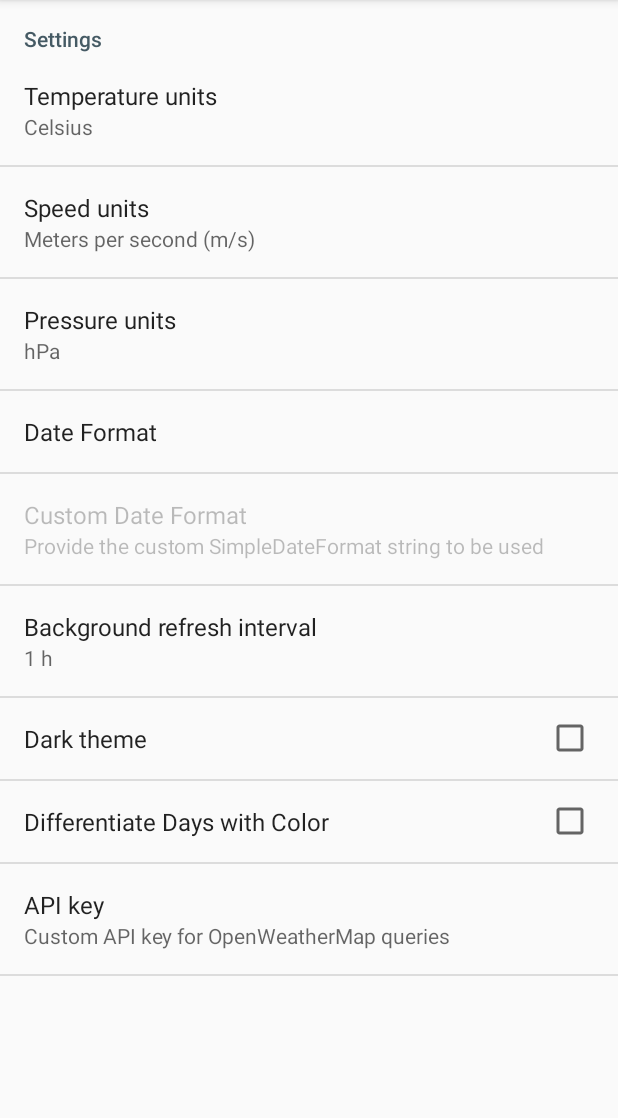
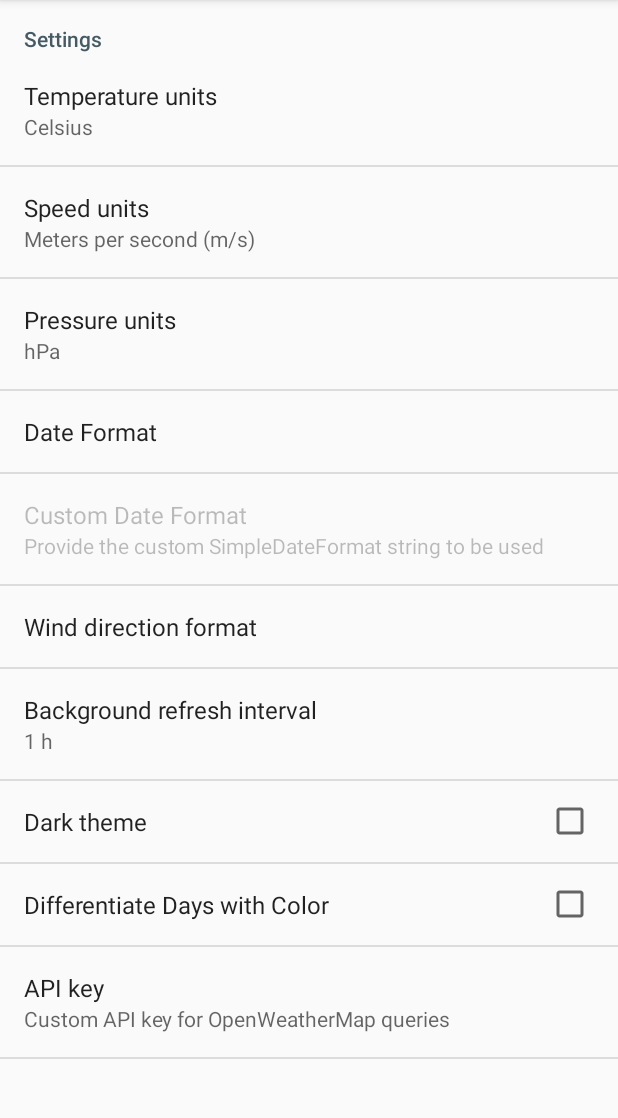
Before and after one commit to martykan/forecastie, an Android app: the screen it shows after launch (SettingsActivity), in the options menu, after a tap on "Settings", on a phone screen of 412 x 824 dp, the part 84-1202 px from its top. Run offline under Robolectric (Android 15) with nearby library versions, the phone set to English and light mode, and no system bars; 11 statements that could not run were skipped.

Commit message:
Wind direction: add arrows and settings

```diff
--- a/app/src/main/java/cz/martykan/forecastie/MainActivity.java
+++ b/app/src/main/java/cz/martykan/forecastie/MainActivity.java
@@ -421,7 +421,7 @@ public class MainActivity extends AppCompatActivity implements LocationListener
                     todayWeather.getDescription().substring(1));
         }
         todayWind.setText(getString(R.string.wind) + ": " + (wind + "").substring(0, (wind + "").indexOf(".") + 2) + " " +
-                localize(sp, "speedUnit", "m/s") + " " + todayWeather.getWindDirection().getLocalizedString(this));
+                localize(sp, "speedUnit", "m/s") + " " + getWindDirectionString(sp, this, todayWeather));
         todayPressure.setText(getString(R.string.pressure) + ": " + (pressure + "").substring(0, (pressure + "").indexOf(".") + 2) + " " +
                 localize(sp, "pressureUnit", "hPa"));
         todayHumidity.setText(getString(R.string.humidity) + ": " + todayWeather.getHumidity() + " %");
@@ -610,6 +610,17 @@ public class MainActivity extends AppCompatActivity implements LocationListener
             }
         }
         return result;
+    }
+
+    public static String getWindDirectionString(SharedPreferences sp, Context context, Weather weather) {
+        String pref = sp.getString("windDirectionFormat", null);
+        if("arrow".equals(pref)) {
+            return weather.getWindDirection(8).getArrow(context);
+        } else if("abbr".equals(pref)) {
+            return weather.getWindDirection().getLocalizedString(context);
+        }
+
+        return "";
     }
 
     void getCityByLocation() {
--- a/app/src/main/java/cz/martykan/forecastie/Weather.java
+++ b/app/src/main/java/cz/martykan/forecastie/Weather.java
@@ -34,6 +34,11 @@ public class Weather {
         public String getLocalizedString(Context context) {
             // usage of enum.ordinal() is not recommended, but whatever
             return context.getResources().getStringArray(R.array.windDirections)[ordinal()];
+        }
+
+        public String getArrow(Context context) {
+            // usage of enum.ordinal() is not recommended, but whatever
+            return context.getResources().getStringArray(R.array.windDirectionArrows)[ordinal() / 2];
         }
     }
 
@@ -115,6 +120,10 @@ public class Weather {
 
     public WindDirection getWindDirection() {
         return WindDirection.byDegree(windDirectionDegree);
+    }
+
+    public WindDirection getWindDirection(int numberOfDirections) {
+        return WindDirection.byDegree(windDirectionDegree, numberOfDirections);
     }
 
     public String getPressure() {
--- a/app/src/main/java/cz/martykan/forecastie/WeatherRecyclerAdapter.java
+++ b/app/src/main/java/cz/martykan/forecastie/WeatherRecyclerAdapter.java
@@ -130,7 +130,7 @@ public class WeatherRecyclerAdapter extends RecyclerView.Adapter<WeatherViewHold
         customViewHolder.itemIcon.setText(weatherItem.getIcon());
         customViewHolder.itemyWind.setText(context.getString(R.string.wind) + ": " + (wind + "").substring(0, (wind + "").indexOf(".") + 2) + " " +
                 MainActivity.localize(sp, context, "speedUnit", "m/s")
-                + " " + weatherItem.getWindDirection().getLocalizedString(context));
+                + " " + MainActivity.getWindDirectionString(sp, context, weatherItem));
         customViewHolder.itemPressure.setText(context.getString(R.string.pressure) + ": " + (pressure + "").substring(0, (pressure + "").indexOf(".") + 2) + " " +
                 MainActivity.localize(sp, context, "pressureUnit", "hPa"));
         customViewHolder.itemHumidity.setText(context.getString(R.string.humidity) + ": " + weatherItem.getHumidity() + " %");
--- a/app/src/main/java/cz/martykan/forecastie/WidgetProvider.java
+++ b/app/src/main/java/cz/martykan/forecastie/WidgetProvider.java
@@ -182,7 +182,7 @@ public class WidgetProvider extends AppWidgetProvider {
             remoteViews.setTextViewText(R.id.widgetTemperature, temperature.substring(0, temperature.indexOf(".") + 2) + " °" + sp.getString("unit", "C"));
             remoteViews.setTextViewText(R.id.widgetDescription, widgetWeather.getDescription().substring(0, 1).toUpperCase() + widgetWeather.getDescription().substring(1));
             remoteViews.setTextViewText(R.id.widgetWind, context.getString(R.string.wind) + ": " + (wind + "").substring(0, (wind + "").indexOf(".") + 2) + " " + sp.getString("speedUnit", "m/s")
-                    + " " + widgetWeather.getWindDirection().getLocalizedString(context));
+                    + " " + MainActivity.getWindDirectionString(sp, context, widgetWeather));
             remoteViews.setTextViewText(R.id.widgetPressure, context.getString(R.string.pressure) + ": " + (pressure + "").substring(0, (pressure + "").indexOf(".") + 2) + " " + sp.getString("pressureUnit", "hPa"));
             remoteViews.setTextViewText(R.id.widgetHumidity, context.getString(R.string.humidity) + ": " + widgetWeather.getHumidity() + " %");
             remoteViews.setImageViewBitmap(R.id.widgetIcon, buildUpdate(widgetWeather.getIcon(), context));
--- a/app/src/main/res/values/arrays.xml
+++ b/app/src/main/res/values/arrays.xml
@@ -50,6 +50,26 @@
         <item name="nw">@string/wind_direction_north_west</item>
         <item name="nnw">@string/wind_direction_north_north_west</item>
     </string-array>
+    <string-array name="windDirectionArrows">
+        <item name="n">&#x2193;</item>
+        <item name="ne">&#x2199;</item>
+        <item name="e">&#x2190;</item>
+        <item name="se">&#x2196;</item>
+        <item name="s">&#x2191;</item>
+        <item name="sw">&#x2197;</item>
+        <item name="w">&#x2192;</item>
+        <item name="nw">&#x2198;</item>
+    </string-array>
+    <string-array name="windDirectionFormats">
+        <item name="none">@string/wind_direction_format_none</item>
+        <item name="arrow">@string/wind_direction_format_arrows</item>
+        <item name="abbr">@string/wind_direction_format_abbreviations</item>
+    </string-array>
+    <string-array name="windDirectionFormatValues">
+        <item name="none">none</item>
+        <item name="arrow">arrow</item>
+        <item name="abbr">abbr</item>
+    </string-array>
 
     <string-array name="refreshIntervals">
         <item name="none">@string/settings_none</item>
--- a/app/src/main/res/values/strings.xml
+++ b/app/src/main/res/values/strings.xml
@@ -34,6 +34,7 @@
     <string name="setting_unit_mps">Meters per second (m/s)</string>
     <string name="setting_unit_kph">Kilometers per hour (kph)</string>
     <string name="setting_unit_mph">Miles per hour (mph)</string>
+    <string name="setting_wind_direction_format">Wind direction format</string>
     <string name="settings_none">None</string>
     <string name="setting_apiKey">API key</string>
     <string name="setting_apiKey_summary">Custom API key for OpenWeatherMap queries</string>
@@ -49,6 +50,10 @@
     <string name="speed_unit_mps">m/s</string>
     <string name="speed_unit_kph">kph</string>
     <string name="speed_unit_mph">mph</string>
+
+    <string name="wind_direction_format_none">No indication</string>
+    <string name="wind_direction_format_arrows">Arrows</string>
+    <string name="wind_direction_format_abbreviations">Abbreviations</string>
 
     <string name="pressure_unit_hpa">hPa</string>
     <string name="pressure_unit_kpa">kPa</string>
--- a/app/src/main/res/xml/prefs.xml
+++ b/app/src/main/res/xml/prefs.xml
@@ -36,6 +36,13 @@
             android:summary="@string/setting_dateFormatCustom_summary" />
 
         <ListPreference
+            android:key="windDirectionFormat"
+            android:defaultValue="arrow"
+            android:entries="@array/windDirectionFormats"
+            android:entryValues="@array/windDirectionFormatValues"
+            android:title="@string/setting_wind_direction_format" />
+
+        <ListPreference
             android:defaultValue="1"
             android:entries="@array/refreshIntervals"
             android:entryValues="@array/refreshIntervalsValues"
```
Also changed, not shown: 1 other file.
